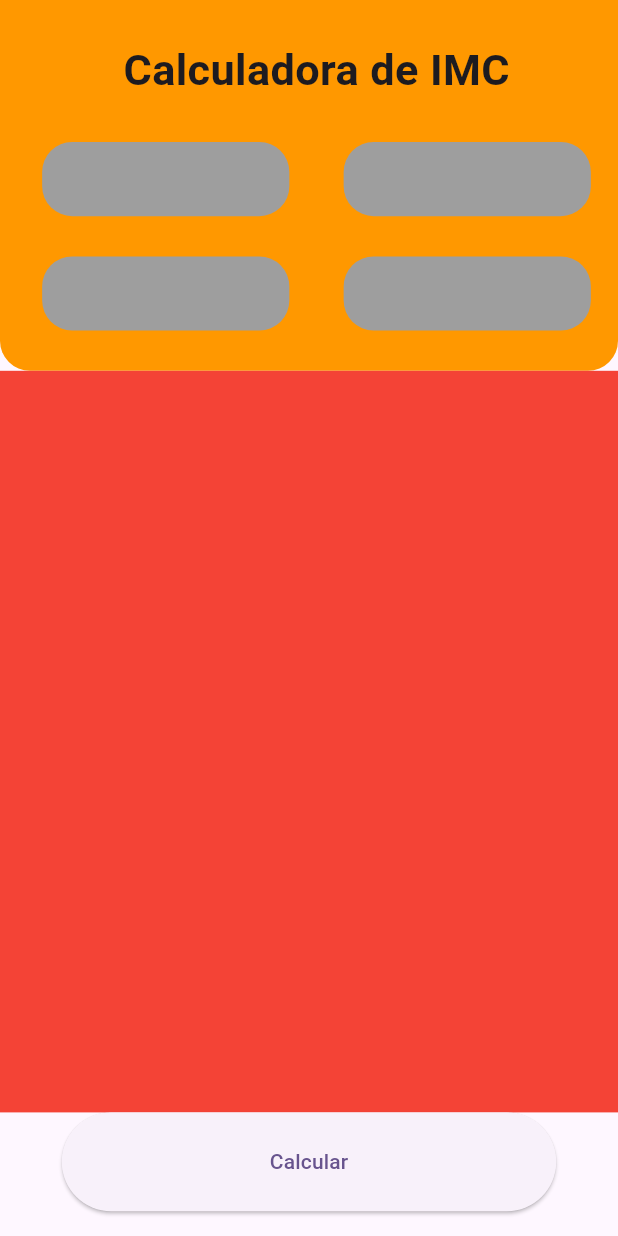
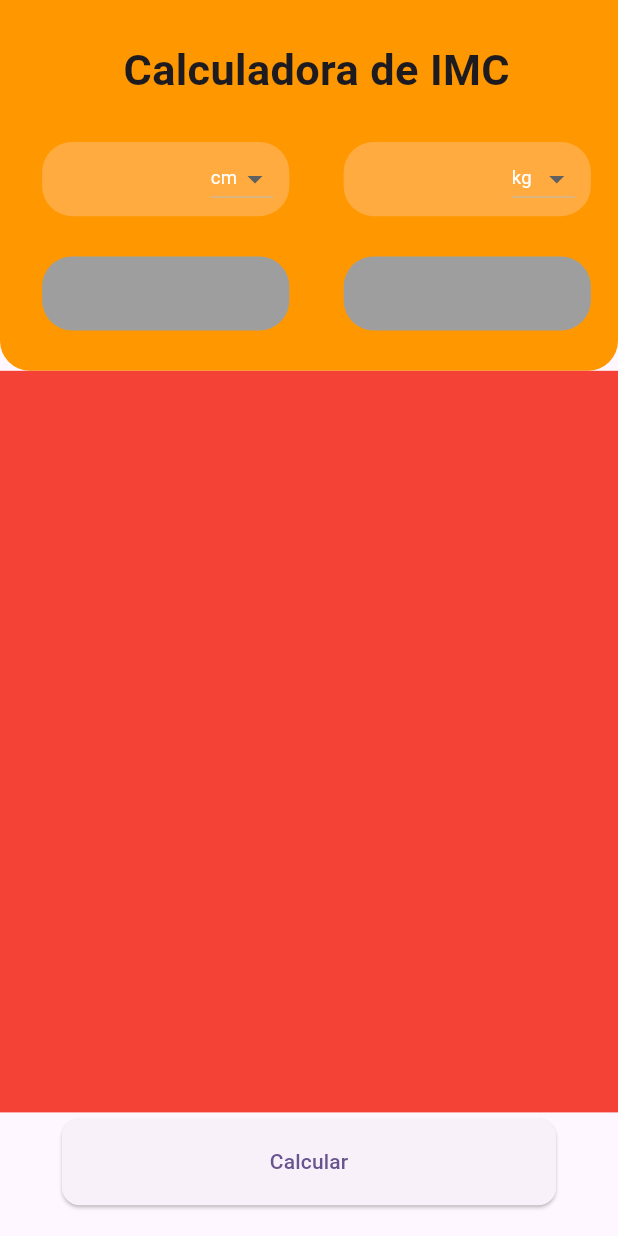
Before and after one commit to JoseGoncalvess/imc_app_cal, a Flutter app: the screen it shows after launch, after a tap on "Calcular", on a phone screen of 412 x 824 dp. Run offline on Flutter 3.47's test engine with Material 3 defaults, Android fonts, the phone set to English and light mode, and no system bars.

Commit message:
create dorpButtom

```diff
--- /dev/null
+++ b/lib/components/drop_measures_widget.dart
@@ -0,0 +1,75 @@
+import 'package:flutter/material.dart';
+
+class DropMeasuresWidget extends StatefulWidget {
+  final List<String> measures;
+  const DropMeasuresWidget({super.key, required this.measures});
+
+  @override
+  State<DropMeasuresWidget> createState() => _DropMeasuresWidgetState();
+}
+
+class _DropMeasuresWidgetState extends State<DropMeasuresWidget> {
+  late String dropDowValue;
+  @override
+  void initState() {
+    super.initState();
+    dropDowValue = widget.measures.first;
+  }
+
+  @override
+  Widget build(BuildContext context) {
+    return Container(
+      height: MediaQuery.sizeOf(context).height * 0.06,
+      width: MediaQuery.sizeOf(context).width * 0.4,
+      decoration: const BoxDecoration(
+          color: Colors.orangeAccent,
+          borderRadius: BorderRadius.all(Radius.circular(20))),
+      child: Row(
+        mainAxisAlignment: MainAxisAlignment.spaceEvenly,
+        crossAxisAlignment: CrossAxisAlignment.center,
+        children: [
+          SizedBox(
+            height: MediaQuery.sizeOf(context).height * 0.05,
+            width: MediaQuery.sizeOf(context).width * 0.22,
+            child: Padding(
+              padding: const EdgeInsets.symmetric(vertical: 3.0),
+              child: TextField(
+                style: TextStyle(
+                    fontSize: MediaQuery.of(context).size.width * 0.05,
+                    fontWeight: FontWeight.bold,
+                    color: Colors.white),
+                maxLines: 1,
+                decoration: const InputDecoration(border: InputBorder.none),
+                textAlign: TextAlign.center,
+                keyboardType: TextInputType.number,
+              ),
+            ),
+          ),
+          DropdownButton(
+            value: dropDowValue,
+            elevation: 2,
+            dropdownColor: Colors.orangeAccent,
+            isDense: true,
+            items: widget.measures
+                .map<DropdownMenuItem<String>>(
+                    (String value) => DropdownMenuItem(
+                          value: value,
+                          child: Text(value,
+                              style: TextStyle(
+                                  fontSize:
+                                      MediaQuery.of(context).size.width * 0.03,
+                                  fontWeight: FontWeight.normal,
+                                  color: Colors.white)),
+                        ))
+                .toList(),
+            onChanged: (value) {
+              setState(() {
+                dropDowValue = value!;
+              });
+            },
+          )
+        ],
+      ),
+    );
+  }
+}
--- a/lib/pages/home/home_view.dart
+++ b/lib/pages/home/home_view.dart
@@ -1,13 +1,14 @@
 import 'package:flutter/material.dart';
 import 'package:imc_app_cal/pages/home_view_model.dart';
 
+import '../../components/drop_measures_widget.dart';
 
 class HomeView extends HomeViewModel {
   @override
   Widget build(BuildContext context) {
     return Scaffold(
-
-    body: Container(
+      body: SingleChildScrollView(
+        child: SizedBox(
           height: MediaQuery.sizeOf(context).height,
           width: MediaQuery.sizeOf(context).width,
           child: Column(
@@ -17,81 +18,78 @@ class HomeView extends HomeViewModel {
                   width: MediaQuery.sizeOf(context).width,
                   decoration: const BoxDecoration(
                       color: Colors.orange,
-              borderRadius: BorderRadius.only(bottomLeft: Radius.circular(20), bottomRight: Radius.circular(20
-              ))
-            ),
-            child:  Padding(
-              padding:  EdgeInsets.only(left: 10.0),
+                      borderRadius: BorderRadius.only(
+                          bottomLeft: Radius.circular(20),
+                          bottomRight: Radius.circular(20))),
+                  child: Padding(
+                    padding: const EdgeInsets.only(left: 10.0),
                     child: Column(
                       mainAxisAlignment: MainAxisAlignment.spaceEvenly,
                       children: [
-                  Text("Calculadora de IMC", style: TextStyle(fontWeight: FontWeight.bold, fontSize:MediaQuery.sizeOf(context).width * 0.07 ),),
+                        Text(
+                          "Calculadora de IMC",
+                          style: TextStyle(
+                              fontWeight: FontWeight.bold,
+                              fontSize: MediaQuery.sizeOf(context).width * 0.07),
+                        ),
                         Row(
                           mainAxisAlignment: MainAxisAlignment.spaceAround,
                           crossAxisAlignment: CrossAxisAlignment.center,
                           children: [
-                      Container(height: MediaQuery.sizeOf(context).height * 0.06,
-                       width: MediaQuery.sizeOf(context).width * 0.4,
-                        decoration: const BoxDecoration(
-                          color: Colors.grey,
-                          borderRadius: BorderRadius.all(Radius.circular(20))
-                        ),
-                      ),Container(height: MediaQuery.sizeOf(context).height * 0.06,
-                       width: MediaQuery.sizeOf(context).width * 0.4,
-                        decoration: const  BoxDecoration(
-                          color: Colors.grey,
-                          borderRadius: BorderRadius.all(Radius.circular(20))
+                            DropMeasuresWidget(measures: tamanho,),
+                            DropMeasuresWidget(measures: pesos,),
 
-                        ),
-                      )
                           ],
                         ),
                         Row(
                           mainAxisAlignment: MainAxisAlignment.spaceAround,
                           crossAxisAlignment: CrossAxisAlignment.center,
                           children: [
-                      Container(height: MediaQuery.sizeOf(context).height * 0.06,
+                            Container(
+                              height: MediaQuery.sizeOf(context).height * 0.06,
                               width: MediaQuery.sizeOf(context).width * 0.4,
-                        decoration:const  BoxDecoration(
+                              decoration: const BoxDecoration(
                                   color: Colors.grey,
-                          borderRadius: BorderRadius.all(Radius.circular(20))
+                                  borderRadius:
+                                      BorderRadius.all(Radius.circular(20))),
                             ),
-                      ),Container(height: MediaQuery.sizeOf(context).height * 0.06,
+                            Container(
+                              height: MediaQuery.sizeOf(context).height * 0.06,
                               width: MediaQuery.sizeOf(context).width * 0.4,
-                        decoration:const  BoxDecoration(
+                              decoration: const BoxDecoration(
                                   color: Colors.grey,
-                          borderRadius: BorderRadius.all(Radius.circular(20))
-
-                        ),
+                                  borderRadius:
+                                      BorderRadius.all(Radius.circular(20))),
                             )
                           ],
                         )
-
                       ],
                     ),
-            )
-
-          ),Container(
+                  )),
+              Container(
                 height: MediaQuery.sizeOf(context).height * 0.6,
                 width: MediaQuery.sizeOf(context).width,
                 decoration: BoxDecoration(
                   color: Colors.red,
-
                 ),
               ),
               Container(
                 width: MediaQuery.of(context).size.width * 0.8,
-            height: MediaQuery.of(context).size.height*0.08,
+                height: MediaQuery.of(context).size.height * 0.08,
+                child: Padding(
+                  padding: const EdgeInsets.symmetric(vertical: 4.0),
                   child: ElevatedButton(
                       style: ButtonStyle(
-
+                          shape: MaterialStateProperty.all(RoundedRectangleBorder(
+                              borderRadius: BorderRadius.circular(12)))),
+                      onPressed: () {},
+                      child: Text("Calcular")),
                 ),
-              onPressed: (){}, child: Text("Calcular")),
               )
             ],
           ),
         ),
+      ),
     );
   }
-
 }
--- a/lib/pages/home_view_model.dart
+++ b/lib/pages/home_view_model.dart
@@ -2,6 +2,8 @@ import 'package:flutter/material.dart';
 import 'package:imc_app_cal/pages/home/home.dart';
 
 abstract class HomeViewModel extends State<Home> {
+List<String> tamanho = ["cm","ml","m"];
+List<String> pesos = ["kg","g","mg"];
 final name = TextEditingController();
 final age = TextEditingController();
 final heith = TextEditingController();
```
Lines whose indentation alone changed are shown as unchanged.
